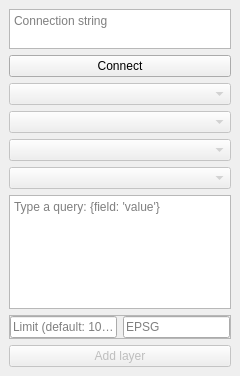
Before: the Qt Designer form core/mongodb_layer_dockwidget_base.ui in rombru/mongodb_layer, drawn with Qt 5.
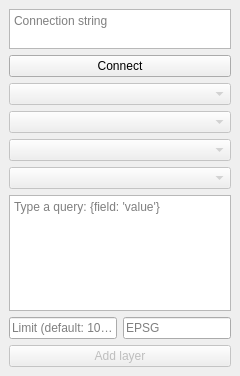
After: the same form once the commit is applied.

Commit message: fix: remove border line around internal frame

```diff
--- a/core/mongodb_layer_dockwidget_base.ui
+++ b/core/mongodb_layer_dockwidget_base.ui
@@ -145,11 +145,14 @@
        <locale language="C" country="AnyCountry"/>
       </property>
       <property name="frameShape">
-       <enum>QFrame::StyledPanel</enum>
+       <enum>QFrame::NoFrame</enum>
       </property>
       <property name="frameShadow">
        <enum>QFrame::Raised</enum>
       </property>
+      <property name="lineWidth">
+       <number>0</number>
+      </property>
       <layout class="QHBoxLayout" name="horizontalLayout_5">
        <property name="leftMargin">
         <number>0</number>
```
